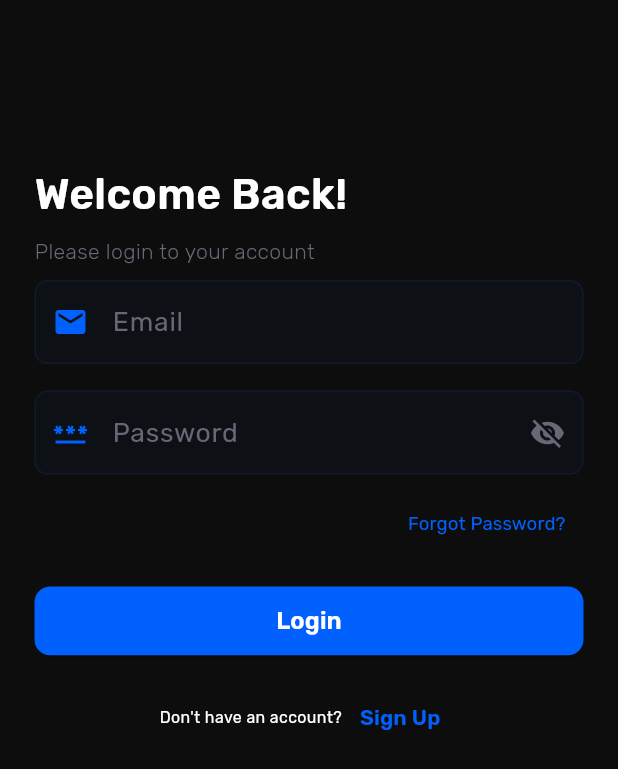
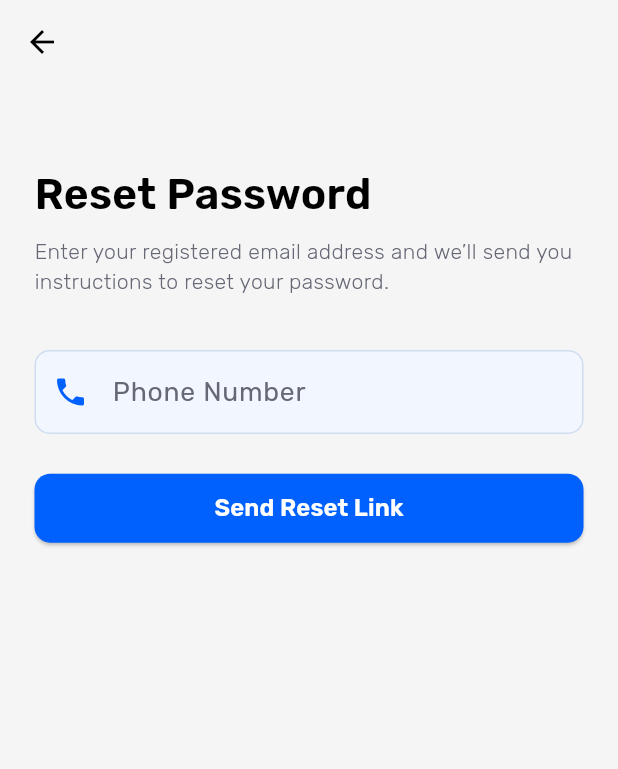
Before and after one commit to Dada6x/easyrent, a Flutter app: the LoginPage screen opened directly, after a tap on "Forgot Password?", on a phone screen of 412 x 824 dp. Shown: the top 769 px of the screen. Run offline on Flutter 3.47's test engine with Material 3 defaults, Android fonts, the phone set to English and light mode, and no system bars; our stand-ins replace animated_theme_switcher, card_swiper, dio, fancy_shimmer_image, flutter_map, flutter_screenutil and 10 more; missing offline and left inert: panorama_viewer; accounts and stored records are empty.

Commit message:
done OTP and Forget Password

```diff
--- a/lib/main.dart
+++ b/lib/main.dart
@@ -3,7 +3,6 @@ import 'package:easyrent/core/services/app/controller/app_controller.dart';
 import 'package:easyrent/core/services/app/language/locale.dart';
 import 'package:easyrent/core/services/app/theme/themes.dart';
 import 'package:easyrent/presentation/navigation/introduction_screen.dart';
-import 'package:easyrent/presentation/navigation/navigator.dart';
 import 'package:easyrent/presentation/views/auth/views/login.dart';
 import 'package:flutter/material.dart';
 import 'package:flutter/services.dart';
@@ -44,13 +43,13 @@ void main() async {
       Get.put(AppController());
       debug.f("application Started");
       return ThemeProvider(
-        initTheme: Themes().darkMode,
+        initTheme: Themes().lightMode,
         builder: (_, theme) {
           return GetMaterialApp(
             debugShowCheckedModeBanner: false,
             theme: theme,
             translations: MyLocale(),
-            home: const IntroductionScreen(),
+            home: LoginPage(),
           );
         },
       );
--- /dev/null
+++ b/lib/presentation/views/auth/views/forget_password.dart
@@ -0,0 +1,88 @@
+import 'package:easyrent/core/constants/colors.dart';
+import 'package:easyrent/core/utils/textStyles.dart';
+import 'package:easyrent/presentation/views/auth/views/verification_code_page.dart';
+import 'package:flutter/material.dart';
+import 'package:flutter_screenutil/flutter_screenutil.dart';
+import 'package:get/get.dart';
+
+class ForgetPasswordPage extends StatelessWidget {
+  //$----------------------text controllers------------------------->
+  final TextEditingController emailController = TextEditingController();
+  //$--------------------------------------------------------------->
+  ForgetPasswordPage({super.key});
+
+  @override
+  Widget build(BuildContext context) {
+    return GestureDetector(
+      onTap: () => FocusScope.of(context).unfocus(),
+      child: Scaffold(
+        appBar: AppBar(
+          elevation: 0,
+          bottomOpacity: 0,
+          scrolledUnderElevation: 0.0,
+          surfaceTintColor: Colors.transparent,
+          forceMaterialTransparency: true,
+        ),
+        body: Padding(
+          padding: EdgeInsets.symmetric(horizontal: 24.w),
+          child: Column(
+            crossAxisAlignment: CrossAxisAlignment.start,
+            children: [
+              SizedBox(height: 60.h),
+              Text('Reset Password', style: AppTextStyles.h32semi),
+              SizedBox(height: 10.h),
+              Text(
+                'Enter your registered email address and we’ll send you instructions to reset your password.',
+                style: AppTextStyles.h16light.copyWith(color: grey),
+              ),
+              SizedBox(height: 40.h),
+              TextField(
+                controller: emailController,
+                keyboardType: TextInputType.emailAddress,
+                decoration: InputDecoration(
+                  fillColor: Theme.of(context).colorScheme.secondary,
+                  filled: true,
+                  prefixIcon: const Icon(Icons.phone),
+                  prefixIconColor: primaryBlue,
+                  labelText: "Phone Number".tr,
+                  labelStyle: AppTextStyles.h20regular.copyWith(color: grey),
+                  enabledBorder: OutlineInputBorder(
+                    borderSide: BorderSide(
+                        color: Theme.of(context).colorScheme.outline),
+                    borderRadius: BorderRadius.circular(10),
+                  ),
+                  focusedBorder: OutlineInputBorder(
+                    borderSide: BorderSide(
+                        color: Theme.of(context).colorScheme.outline),
+                    borderRadius: BorderRadius.circular(10),
+                  ),
+                ),
+              ),
+              SizedBox(height: 30.h),
+              SizedBox(
+                width: double.infinity,
+                height: 52.h,
+                child: ElevatedButton(
+                  onPressed: () {
+                    // TODO: Implement reset password logic
+                    Get.to(() => const VerificationCodePage());
+                  },
+                  style: ElevatedButton.styleFrom(
+                    backgroundColor: primaryBlue,
+                    shape: RoundedRectangleBorder(
+                      borderRadius: BorderRadius.circular(12.r),
+                    ),
+                  ),
+                  child: Text(
+                    'Send Reset Link',
+                    style: AppTextStyles.h18semi.copyWith(color: white),
+                  ),
+                ),
+              ),
+            ],
+          ),
+        ),
+      ),
+    );
+  }
+}
--- a/lib/presentation/views/auth/views/login.dart
+++ b/lib/presentation/views/auth/views/login.dart
@@ -1,7 +1,9 @@
 import 'package:easyrent/core/constants/colors.dart';
 import 'package:easyrent/core/utils/textStyles.dart';
 import 'package:easyrent/presentation/navigation/navigator.dart';
+import 'package:easyrent/presentation/views/auth/views/forget_password.dart';
 import 'package:easyrent/presentation/views/auth/views/signup.dart';
+import 'package:easyrent/presentation/views/auth/widgets/button.dart';
 import 'package:easyrent/presentation/views/auth/widgets/greeting.dart';
 import 'package:easyrent/presentation/views/auth/widgets/textFields.dart';
 import 'package:flutter/material.dart';
@@ -21,7 +23,13 @@ class LoginPage extends StatelessWidget {
     return GestureDetector(
       onTap: () => FocusScope.of(context).unfocus(),
       child: Scaffold(
-        appBar: AppBar(),
+        appBar: AppBar(
+          elevation: 0,
+          bottomOpacity: 0,
+          scrolledUnderElevation: 0.0,
+          surfaceTintColor: Colors.transparent,
+          forceMaterialTransparency: true,
+        ),
         body: Padding(
           padding: EdgeInsets.symmetric(horizontal: 24.w),
           child: SingleChildScrollView(
@@ -47,31 +55,18 @@ class LoginPage extends StatelessWidget {
                   child: TextButton(
                       onPressed: () {
                         //forget password
+                        Get.to(() => ForgetPasswordPage());
                       },
                       child: Text('Forgot Password?',
                           style: AppTextStyles.h14regular
                               .copyWith(color: primaryBlue))),
                 ),
                 //! LOGIN BUTTON :O
-                Padding(
-                  padding: EdgeInsets.only(top: 20.h, bottom: 20.h),
-                  child: SizedBox(
-                    width: double.infinity,
-                    height: 52.h,
-                    child: ElevatedButton(
-                      onPressed: () {
-                        Get.off(() => const HomeScreenNavigator());
-                      },
-                      style: ElevatedButton.styleFrom(
-                        backgroundColor: primaryBlue,
-                        shape: RoundedRectangleBorder(
-                          borderRadius: BorderRadius.circular(12.r),
-                        ),
-                      ),
-                      child: Text('Login',
-                          style: AppTextStyles.h18semi.copyWith(color: white)),
-                    ),
-                  ),
+                CustomeButton(
+                  hint: "login",
+                  function: () {
+                    Get.off(() => const HomeScreenNavigator());
+                  },
                 ),
                 //! navigating to signup
                 Row(
--- /dev/null
+++ b/lib/presentation/views/auth/widgets/button.dart
@@ -0,0 +1,34 @@
+import 'package:easyrent/core/constants/colors.dart';
+import 'package:easyrent/core/utils/textStyles.dart';
+import 'package:flutter/material.dart';
+import 'package:flutter_screenutil/flutter_screenutil.dart';
+
+class CustomeButton extends StatelessWidget {
+  final String hint;
+  final Function function;
+  const CustomeButton({super.key, required this.hint, required this.function});
+
+  @override
+  Widget build(BuildContext context) {
+    return Padding(
+      padding: EdgeInsets.only(top: 30.h, bottom: 20.h),
+      child: SizedBox(
+        width: double.infinity,
+        height: 52.h,
+        child: ElevatedButton(
+          onPressed: () {
+            function();
+          },
+          style: ElevatedButton.styleFrom(
+            backgroundColor: primaryBlue,
+            shape: RoundedRectangleBorder(
+              borderRadius: BorderRadius.circular(12.r),
+            ),
+          ),
+          child:
+              Text(hint, style: AppTextStyles.h18semi.copyWith(color: white)),
+        ),
+      ),
+    );
+  }
+}
--- a/pubspec.yaml
+++ b/pubspec.yaml
@@ -39,6 +39,7 @@ dependencies:
   flutter_screenutil: ^5.9.3
   geocoding: ^2.0.4
   get: ^4.7.2
+  pin_code_fields: ^8.0.0
   internet_connection_checker_plus: ^2.6.0
   latlong2: ^0.9.1
   like_button: ^2.0.5
```
Also changed, not shown: lib/presentation/views/auth/views/signup.dart (+13 -44 lines), lib/presentation/views/auth/views/verification_code_page.dart (added, +205 -0 lines), pubspec.lock, 1 other file.
